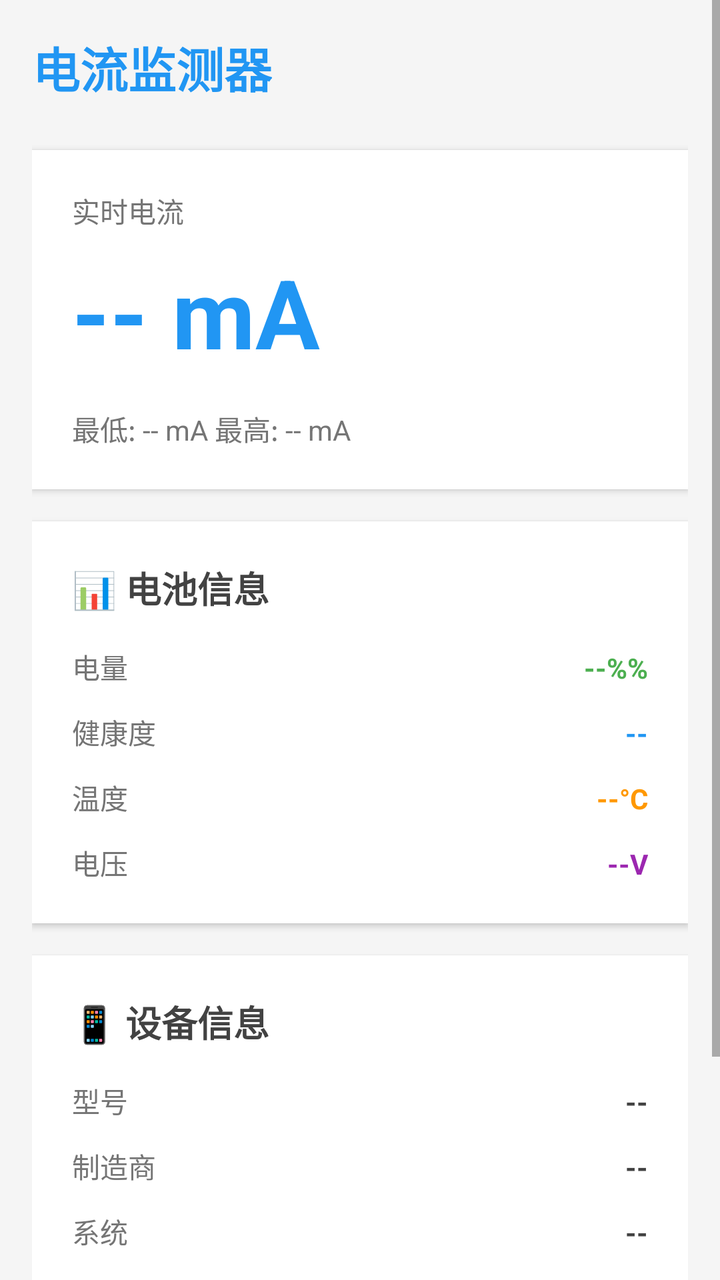
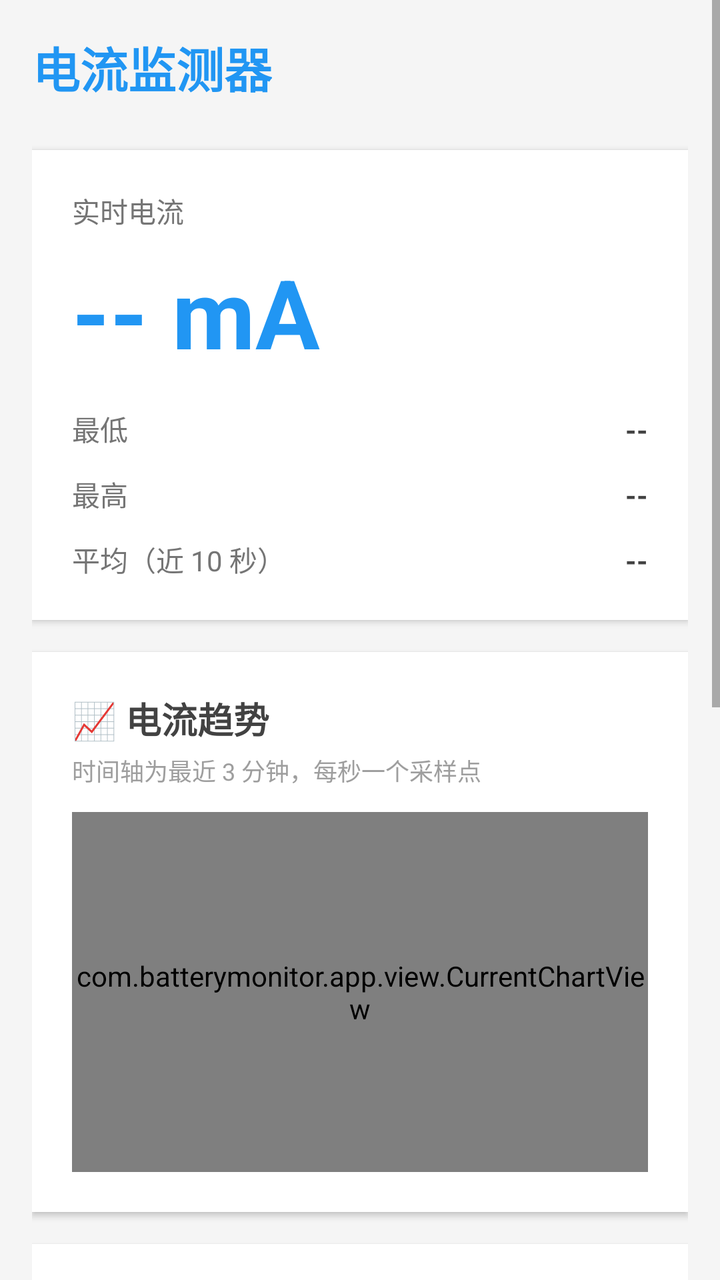

Before-and-after screenshots of an Android layout around one commit, followed by the original layout XML and the change that was made.
<!-- AndroidManifest.xml: application theme AppTheme -->
<!-- res/layout/activity_main.xml -->
<?xml version="1.0" encoding="utf-8"?>
<ScrollView xmlns:android="http://schemas.android.com/apk/res/android"
    android:layout_width="match_parent"
    android:layout_height="match_parent"
    android:background="#F5F5F5">

    <LinearLayout
        android:layout_width="match_parent"
        android:layout_height="wrap_content"
        android:orientation="vertical"
        android:padding="16dp">

        
        <TextView
            android:layout_width="wrap_content"
            android:layout_height="wrap_content"
            android:text="@string/app_name"
            android:textSize="24sp"
            android:textStyle="bold"
            android:textColor="#2196F3"
            android:layout_marginBottom="24dp" />

        
        <LinearLayout
            android:layout_width="match_parent"
            android:layout_height="wrap_content"
            android:orientation="vertical"
            android:background="@android:color/white"
            android:padding="20dp"
            android:layout_marginBottom="16dp"
            android:elevation="2dp">

            <TextView
                android:layout_width="wrap_content"
                android:layout_height="wrap_content"
                android:text="@string/label_realtime_current"
                android:textSize="14sp"
                android:textColor="#757575"
                android:layout_marginBottom="8dp" />

            <TextView
                android:id="@+id/tvCurrentCurrent"
                android:layout_width="wrap_content"
                android:layout_height="wrap_content"
                android:text="@string/current_placeholder"
                android:textSize="48sp"
                android:textStyle="bold"
                android:textColor="#2196F3"
                android:layout_marginBottom="16dp" />

            <TextView
                android:id="@+id/tvCurrentStats"
                android:layout_width="wrap_content"
                android:layout_height="wrap_content"
                android:text="@string/current_stats_placeholder"
                android:textSize="14sp"
                android:textColor="#757575" />
        </LinearLayout>

        
        <LinearLayout
            android:layout_width="match_parent"
            android:layout_height="wrap_content"
            android:orientation="vertical"
            android:background="@android:color/white"
            android:padding="20dp"
            android:layout_marginBottom="16dp"
            android:elevation="2dp">

            <TextView
                android:layout_width="wrap_content"
                android:layout_height="wrap_content"
                android:text="@string/label_battery_info"
                android:textSize="18sp"
                android:textStyle="bold"
                android:textColor="#424242"
                android:layout_marginBottom="16dp" />

            <LinearLayout
                android:layout_width="match_parent"
                android:layout_height="wrap_content"
                android:orientation="horizontal"
                android:layout_marginBottom="12dp">

                <TextView
                    android:layout_width="0dp"
                    android:layout_height="wrap_content"
                    android:layout_weight="1"
                    android:text="@string/label_level"
                    android:textSize="14sp"
                    android:textColor="#757575" />

                <TextView
                    android:id="@+id/tvBatteryLevel"
                    android:layout_width="wrap_content"
                    android:layout_height="wrap_content"
                    android:text="@string/battery_level_placeholder"
                    android:textSize="14sp"
                    android:textStyle="bold"
                    android:textColor="#4CAF50" />
            </LinearLayout>

            <LinearLayout
                android:layout_width="match_parent"
                android:layout_height="wrap_content"
                android:orientation="horizontal"
                android:layout_marginBottom="12dp">

                <TextView
                    android:layout_width="0dp"
                    android:layout_height="wrap_content"
                    android:layout_weight="1"
                    android:text="@string/label_health"
                    android:textSize="14sp"
                    android:textColor="#757575" />

                <TextView
                    android:id="@+id/tvBatteryHealth"
                    android:layout_width="wrap_content"
                    android:layout_height="wrap_content"
                    android:text="@string/dash_placeholder"
                    android:textSize="14sp"
                    android:textStyle="bold"
                    android:textColor="#2196F3" />
            </LinearLayout>

            <LinearLayout
                android:layout_width="match_parent"
                android:layout_height="wrap_content"
                android:orientation="horizontal"
                android:layout_marginBottom="12dp">

                <TextView
                    android:layout_width="0dp"
                    android:layout_height="wrap_content"
                    android:layout_weight="1"
                    android:text="@string/label_temperature"
                    android:textSize="14sp"
                    android:textColor="#757575" />

                <TextView
                    android:id="@+id/tvBatteryTemp"
                    android:layout_width="wrap_content"
                    android:layout_height="wrap_content"
                    android:text="@string/battery_temp_placeholder"
                    android:textSize="14sp"
                    android:textStyle="bold"
                    android:textColor="#FF9800" />
            </LinearLayout>

            <LinearLayout
                android:layout_width="match_parent"
                android:layout_height="wrap_content"
                android:orientation="horizontal">

                <TextView
                    android:layout_width="0dp"
                    android:layout_height="wrap_content"
                    android:layout_weight="1"
                    android:text="@string/label_voltage"
                    android:textSize="14sp"
                    android:textColor="#757575" />

                <TextView
                    android:id="@+id/tvBatteryVoltage"
                    android:layout_width="wrap_content"
                    android:layout_height="wrap_content"
                    android:text="@string/battery_voltage_placeholder"
                    android:textSize="14sp"
                    android:textStyle="bold"
                    android:textColor="#9C27B0" />
            </LinearLayout>
        </LinearLayout>

        
        <LinearLayout
            android:layout_width="match_parent"
            android:layout_height="wrap_content"
            android:orientation="vertical"
            android:background="@android:color/white"
            android:padding="20dp"
            android:layout_marginBottom="16dp"
            android:elevation="2dp">

            <TextView
                android:layout_width="wrap_content"
                android:layout_height="wrap_content"
                android:text="@string/label_device_info"
                android:textSize="18sp"
                android:textStyle="bold"
                android:textColor="#424242"
                android:layout_marginBottom="16dp" />

            <LinearLayout
                android:layout_width="match_parent"
                android:layout_height="wrap_content"
                android:orientation="horizontal"
                android:layout_marginBottom="12dp">

                <TextView
                    android:layout_width="0dp"
                    android:layout_height="wrap_content"
                    android:layout_weight="1"
                    android:text="@string/label_model"
                    android:textSize="14sp"
                    android:textColor="#757575" />

                <TextView
                    android:id="@+id/tvPhoneModel"
                    android:layout_width="wrap_content"
                    android:layout_height="wrap_content"
                    android:text="@string/dash_placeholder"
                    android:textSize="14sp"
                    android:textStyle="bold"
                    android:textColor="#424242" />
            </LinearLayout>

            <LinearLayout
                android:layout_width="match_parent"
                android:layout_height="wrap_content"
                android:orientation="horizontal"
                android:layout_marginBottom="12dp">

                <TextView
                    android:layout_width="0dp"
                    android:layout_height="wrap_content"
                    android:layout_weight="1"
                    android:text="@string/label_manufacturer"
                    android:textSize="14sp"
                    android:textColor="#757575" />

                <TextView
                    android:id="@+id/tvManufacturer"
                    android:layout_width="wrap_content"
                    android:layout_height="wrap_content"
                    android:text="@string/dash_placeholder"
                    android:textSize="14sp"
                    android:textStyle="bold"
                    android:textColor="#424242" />
            </LinearLayout>

            <LinearLayout
                android:layout_width="match_parent"
                android:layout_height="wrap_content"
                android:orientation="horizontal">

                <TextView
                    android:layout_width="0dp"
                    android:layout_height="wrap_content"
                    android:layout_weight="1"
                    android:text="@string/label_system"
                    android:textSize="14sp"
                    android:textColor="#757575" />

                <TextView
                    android:id="@+id/tvAndroidVersion"
                    android:layout_width="wrap_content"
                    android:layout_height="wrap_content"
                    android:text="@string/dash_placeholder"
                    android:textSize="14sp"
                    android:textStyle="bold"
                    android:textColor="#424242" />
            </LinearLayout>
        </LinearLayout>

        
        <TextView
            android:layout_width="match_parent"
            android:layout_height="wrap_content"
            android:text="@string/note_text"
            android:textSize="12sp"
            android:textColor="#9E9E9E"
            android:padding="8dp"
            android:lineSpacingExtra="4dp" />

    </LinearLayout>
</ScrollView>
<!-- resources referenced by this layout -->
<resources>
  <string name="app_name">电流监测器</string>
  <string name="battery_level_placeholder">--%%</string>
  <string name="battery_temp_placeholder">--°C</string>
  <string name="battery_voltage_placeholder">--V</string>
  <string name="current_placeholder">-- mA</string>
  <string name="current_stats_placeholder">最低: -- mA  最高: -- mA</string>
  <string name="dash_placeholder">--</string>
  <string name="label_battery_info">📊 电池信息</string>
  <string name="label_device_info">📱 设备信息</string>
  <string name="label_health">健康度</string>
  <string name="label_level">电量</string>
  <string name="label_manufacturer">制造商</string>
  <string name="label_model">型号</string>
  <string name="label_realtime_current">实时电流</string>
  <string name="label_system">系统</string>
  <string name="label_temperature">温度</string>
  <string name="label_voltage">电压</string>
  <string name="note_text">说明：\n• 正数表示充电，负数表示放电\n• 部分设备可能不支持电流检测\n• 数据每秒自动更新</string>
  <style name="AppTheme" parent="android:Theme.Material.Light.NoActionBar">
      </style>
</resources>

<!-- the commit's change to res/layout/activity_main.xml (unified diff, before → after) -->
@@ -48,13 +48,76 @@
                 android:textColor="#2196F3"
                 android:layout_marginBottom="16dp" />
 
-            <TextView
-                android:id="@+id/tvCurrentStats"
-                android:layout_width="wrap_content"
-                android:layout_height="wrap_content"
-                android:text="@string/current_stats_placeholder"
-                android:textSize="14sp"
-                android:textColor="#757575" />
+            <LinearLayout
+                android:layout_width="match_parent"
+                android:layout_height="wrap_content"
+                android:orientation="horizontal"
+                android:layout_marginBottom="12dp">
+
+                <TextView
+                    android:layout_width="0dp"
+                    android:layout_height="wrap_content"
+                    android:layout_weight="1"
+                    android:text="@string/label_min_current"
+                    android:textSize="14sp"
+                    android:textColor="#757575" />
+
+                <TextView
+                    android:id="@+id/tvCurrentMin"
+                    android:layout_width="wrap_content"
+                    android:layout_height="wrap_content"
+                    android:text="@string/dash_placeholder"
+                    android:textSize="14sp"
+                    android:textStyle="bold"
+                    android:textColor="#424242" />
+            </LinearLayout>
+
+            <LinearLayout
+                android:layout_width="match_parent"
+                android:layout_height="wrap_content"
+                android:orientation="horizontal"
+                android:layout_marginBottom="12dp">
+
+                <TextView
+                    android:layout_width="0dp"
+                    android:layout_height="wrap_content"
+                    android:layout_weight="1"
+                    android:text="@string/label_max_current"
+                    android:textSize="14sp"
+                    android:textColor="#757575" />
+
+                <TextView
+                    android:id="@+id/tvCurrentMax"
+                    android:layout_width="wrap_content"
+                    android:layout_height="wrap_content"
+                    android:text="@string/dash_placeholder"
+                    android:textSize="14sp"
+                    android:textStyle="bold"
+                    android:textColor="#424242" />
+            </LinearLayout>
+
+            <LinearLayout
+                android:layout_width="match_parent"
+                android:layout_height="wrap_content"
+                android:orientation="horizontal">
+
+                <TextView
+                    android:layout_width="0dp"
+                    android:layout_height="wrap_content"
+                    android:layout_weight="1"
+                    android:text="@string/label_avg_current"
+                    android:textSize="14sp"
+                    android:textColor="#757575" />
+
+                <TextView
+                    android:id="@+id/tvCurrentAvg"
+                    android:layout_width="wrap_content"
+                    android:layout_height="wrap_content"
+                    android:text="@string/dash_placeholder"
+                    android:textSize="14sp"
+                    android:textStyle="bold"
+                    android:textColor="#424242" />
+            </LinearLayout>
         </LinearLayout>
 
         
@@ -70,6 +133,39 @@
             <TextView
                 android:layout_width="wrap_content"
                 android:layout_height="wrap_content"
+                android:text="@string/label_current_chart"
+                android:textSize="18sp"
+                android:textStyle="bold"
+                android:textColor="#424242"
+                android:layout_marginBottom="4dp" />
+
+            <TextView
+                android:layout_width="wrap_content"
+                android:layout_height="wrap_content"
+                android:text="@string/chart_axis_note"
+                android:textSize="12sp"
+                android:textColor="#9E9E9E"
+                android:layout_marginBottom="12dp" />
+
+            <com.batterymonitor.app.view.CurrentChartView
+                android:id="@+id/chartCurrent"
+                android:layout_width="match_parent"
+                android:layout_height="180dp" />
+        </LinearLayout>
+
+        
+        <LinearLayout
+            android:layout_width="match_parent"
+            android:layout_height="wrap_content"
+            android:orientation="vertical"
+            android:background="@android:color/white"
+            android:padding="20dp"
+            android:layout_marginBottom="16dp"
+            android:elevation="2dp">
+
+            <TextView
+                android:layout_width="wrap_content"
+                android:layout_height="wrap_content"
                 android:text="@string/label_battery_info"
                 android:textSize="18sp"
                 android:textStyle="bold"
<!-- resource entries referenced after the edit -->
@@ -4,20 +4,24 @@
   <string name="battery_level_placeholder">--%%</string>
   <string name="battery_temp_placeholder">--°C</string>
   <string name="battery_voltage_placeholder">--V</string>
+  <string name="chart_axis_note">时间轴为最近 3 分钟，每秒一个采样点</string>
   <string name="current_placeholder">-- mA</string>
-  <string name="current_stats_placeholder">最低: -- mA  最高: -- mA</string>
   <string name="dash_placeholder">--</string>
+  <string name="label_avg_current">平均（近 10 秒）</string>
   <string name="label_battery_info">📊 电池信息</string>
+  <string name="label_current_chart">📈 电流趋势</string>
   <string name="label_device_info">📱 设备信息</string>
   <string name="label_health">健康度</string>
   <string name="label_level">电量</string>
   <string name="label_manufacturer">制造商</string>
+  <string name="label_max_current">最高</string>
+  <string name="label_min_current">最低</string>
   <string name="label_model">型号</string>
   <string name="label_realtime_current">实时电流</string>
   <string name="label_system">系统</string>
   <string name="label_temperature">温度</string>
   <string name="label_voltage">电压</string>
-  <string name="note_text">说明：\n• 正数表示充电，负数表示放电\n• 部分设备可能不支持电流检测\n• 数据每秒自动更新</string>
+  <string name="note_text">说明：\n• 正数表示充电，负数表示放电\n• 平均电流为最近 10 秒采样值的均值\n• 部分设备可能不支持电流检测\n• 数据每秒自动更新</string>
   <style name="AppTheme" parent="android:Theme.Material.Light.NoActionBar">
       </style>
 </resources>
